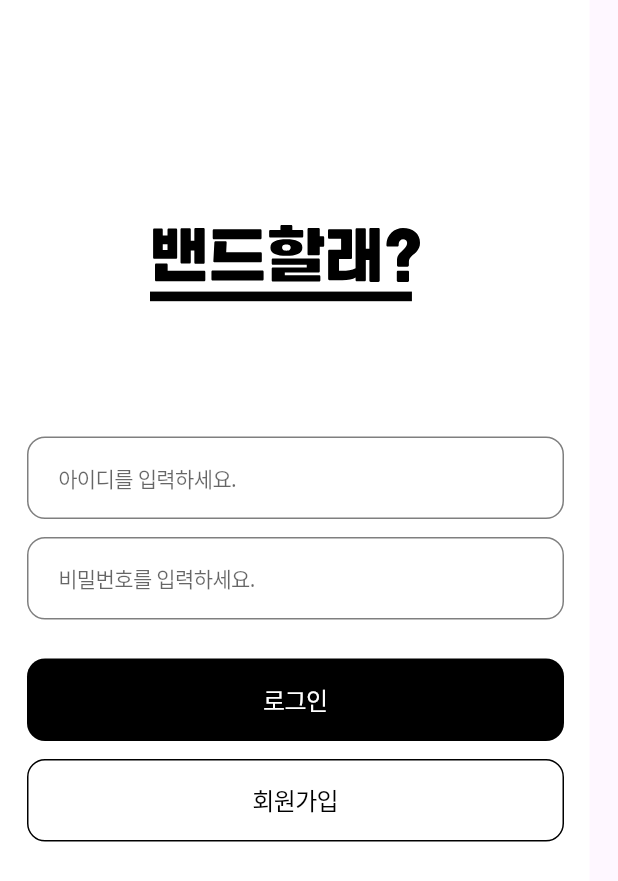
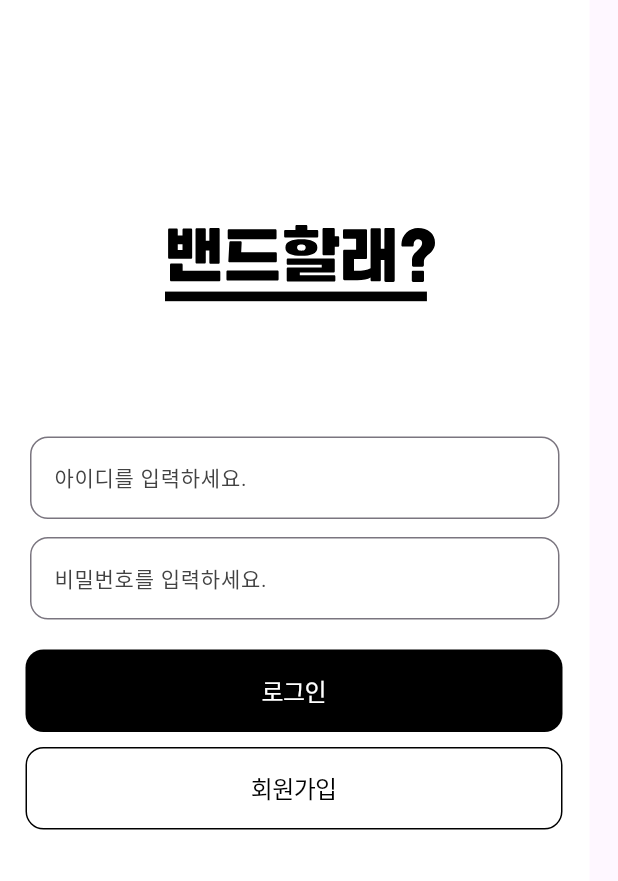
Before and after one commit to iikkkkyy/band-community, a Flutter app: the screen it shows after launch, on a phone screen of 412 x 824 dp. Shown: the top 881 px of the screen. Run offline on Flutter 3.47's test engine with Material 3 defaults, Android fonts, the phone set to English and light mode, and no system bars; our stand-ins replace firebase_core, flutter_svg; accounts and stored records are empty; generated files the repository leaves out were written again; Roboto replaces fonts that are missing (Noto Sans).

```diff
--- a/lib/presentation/login/login_screen.dart
+++ b/lib/presentation/login/login_screen.dart
@@ -1,6 +1,5 @@
 import 'package:flutter/material.dart';
 import 'package:flutter_svg/flutter_svg.dart';
-import '../../config/palette.dart';
 
 class LoginScreen extends StatefulWidget {
   const LoginScreen({super.key});
@@ -10,7 +9,8 @@ class LoginScreen extends StatefulWidget {
 }
 
 class _LoginScreenState extends State<LoginScreen> {
-  bool isSignupScreen = true;
+  final _idTextController = TextEditingController();
+  final _passWordTextController = TextEditingController();
 
   @override
   Widget build(BuildContext context) {
@@ -23,89 +23,53 @@ class _LoginScreenState extends State<LoginScreen> {
       child: Stack(
         children: [
           Positioned(
-            left: 100,
+            left: 110,
             top: 150,
             child: SvgPicture.asset('assets/icons/MainIcon.svg'),
           ),
           Positioned(
-            left: 18,
             top: 291,
             child: Container(
-              width: 358,
+              width: 393,
               height: 55,
               padding: const EdgeInsets.symmetric(horizontal: 20),
-              clipBehavior: Clip.antiAlias,
-              decoration: ShapeDecoration(
-                color: Colors.white,
-                shape: RoundedRectangleBorder(
-                  side: BorderSide(
-                    width: 1,
-                    color: Colors.black.withOpacity(0.5),
-                  ),
+              child: TextField(
+                controller: _idTextController,
+                decoration: InputDecoration(
+                  border: OutlineInputBorder(
                     borderRadius: BorderRadius.circular(12),
                   ),
+                  hintStyle: TextStyle(color: Colors.grey[800],fontSize: 14),
+                  hintText: '아이디를 입력하세요.',
                 ),
-              child: Row(
-                mainAxisSize: MainAxisSize.min,
-                mainAxisAlignment: MainAxisAlignment.start,
-                crossAxisAlignment: CrossAxisAlignment.center,
-                children: [
-                  Text(
-                    '아이디를 입력하세요.',
-                    style: TextStyle(
-                      color: Colors.black.withOpacity(0.6000000238418579),
-                      fontSize: 14,
-                      fontFamily: 'Noto Sans',
-                      fontWeight: FontWeight.w400,
-                      height: 0.11,
-                      letterSpacing: -0.43,
-                    ),
-                  ),
-                ],
               ),
             ),
           ),
           Positioned(
-            left: 18,
             top: 358,
             child: Container(
-              width: 358,
+              width: 393,
               height: 55,
               padding: const EdgeInsets.symmetric(horizontal: 20),
-              clipBehavior: Clip.antiAlias,
-              decoration: ShapeDecoration(
-                color: Colors.white,
-                shape: RoundedRectangleBorder(
-                  side: BorderSide(
-                    width: 1,
-                    color: Colors.black.withOpacity(0.5),
-                  ),
+              child: TextField(
+                controller: _passWordTextController,
+                decoration: InputDecoration(
+                  border: OutlineInputBorder(
                     borderRadius: BorderRadius.circular(12),
                   ),
+                  hintStyle: TextStyle(color: Colors.grey[800],fontSize: 14),
+                  hintText: '비밀번호를 입력하세요.',
                 ),
-              child: Row(
-                mainAxisSize: MainAxisSize.min,
-                mainAxisAlignment: MainAxisAlignment.start,
-                crossAxisAlignment: CrossAxisAlignment.center,
-                children: [
-                  Text(
-                    '비밀번호를 입력하세요.',
-                    style: TextStyle(
-                      color: Colors.black.withOpacity(0.6000000238418579),
-                      fontSize: 14,
-                      fontFamily: 'Noto Sans',
-                      fontWeight: FontWeight.w400,
-                      height: 0.11,
-                      letterSpacing: -0.43,
-                    ),
-                  ),
-                ],
               ),
             ),
           ),
           Positioned(
-            left: 18,
-            top: 439,
+            left: 5,
+            top: 425,
+            child: TextButton(
+              onPressed: () {
+                print('로그인');
+              },
               child: Container(
                 width: 358,
                 height: 55,
@@ -137,9 +101,14 @@ class _LoginScreenState extends State<LoginScreen> {
                 ),
               ),
             ),
+          ),
           Positioned(
-            left: 18,
-            top: 506,
+            left: 5,
+            top: 490,
+            child: TextButton(
+              onPressed: () {
+                print('회원가입');
+              },
               child: Container(
                 width: 358,
                 height: 55,
@@ -168,6 +137,7 @@ class _LoginScreenState extends State<LoginScreen> {
                       ),
                     ),
                   ],
+                ),
               ),
             ),
           ),
```
Lines whose indentation alone changed are shown as unchanged.
